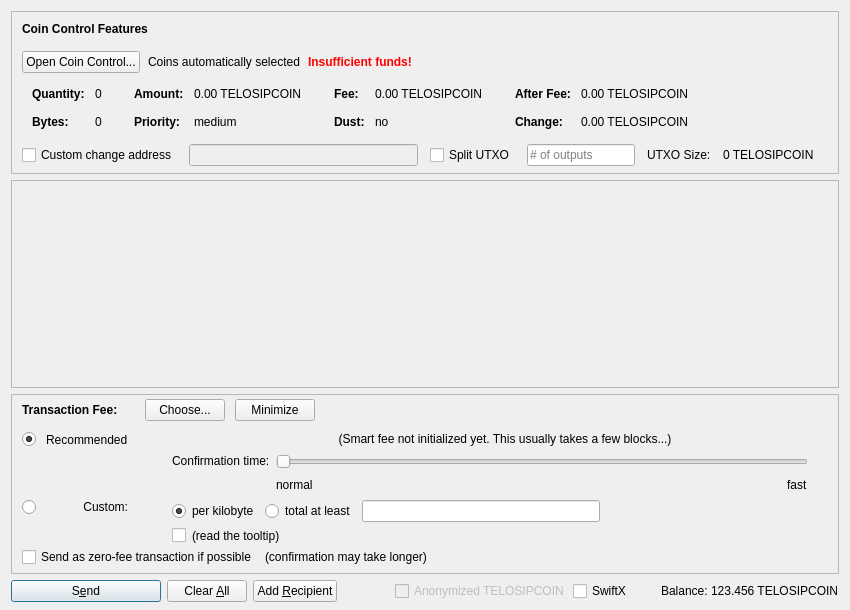
The window that src/qt/forms/sendcoinsdialog.ui (phoenixkonsole/transcendence) describes before a commit, drawn with Qt 5.
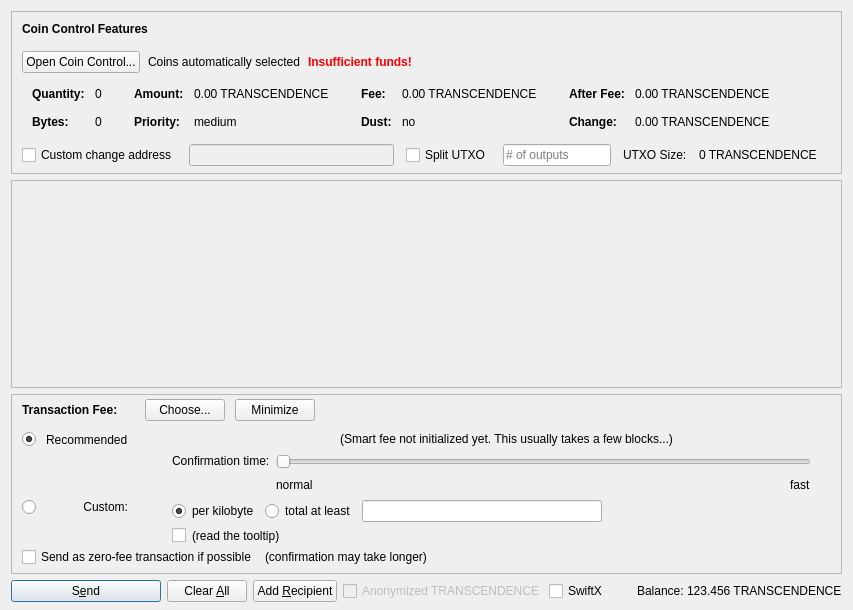
The same window after the commit. Icons and pictures are not drawn. Custom widgets are drawn as their Qt base class.

Diff of the .ui file:
```diff
--- a/src/qt/forms/sendcoinsdialog.ui
+++ b/src/qt/forms/sendcoinsdialog.ui
@@ -324,7 +324,7 @@
                   <enum>Qt::ActionsContextMenu</enum>
                  </property>
                  <property name="text">
-                  <string notr="true">0.00 TELOSIPCOIN</string>
+                  <string notr="true">0.00 TRANSCENDENCE</string>
                  </property>
                  <property name="textInteractionFlags">
                   <set>Qt::LinksAccessibleByMouse|Qt::TextSelectableByKeyboard|Qt::TextSelectableByMouse</set>
@@ -404,7 +404,7 @@
                   <enum>Qt::ActionsContextMenu</enum>
                  </property>
                  <property name="text">
-                  <string notr="true">0.00 TELOSIPCOIN</string>
+                  <string notr="true">0.00 TRANSCENDENCE</string>
                  </property>
                  <property name="textInteractionFlags">
                   <set>Qt::LinksAccessibleByMouse|Qt::TextSelectableByKeyboard|Qt::TextSelectableByMouse</set>
@@ -484,7 +484,7 @@
                   <enum>Qt::ActionsContextMenu</enum>
                  </property>
                  <property name="text">
-                  <string notr="true">0.00 TELOSIPCOIN</string>
+                  <string notr="true">0.00 TRANSCENDENCE</string>
                  </property>
                  <property name="textInteractionFlags">
                   <set>Qt::LinksAccessibleByMouse|Qt::TextSelectableByKeyboard|Qt::TextSelectableByMouse</set>
@@ -513,7 +513,7 @@
                   <enum>Qt::ActionsContextMenu</enum>
                  </property>
                  <property name="text">
-                  <string notr="true">0.00 TELOSIPCOIN</string>
+                  <string notr="true">0.00 TRANSCENDENCE</string>
                  </property>
                  <property name="textInteractionFlags">
                   <set>Qt::LinksAccessibleByMouse|Qt::TextSelectableByKeyboard|Qt::TextSelectableByMouse</set>
@@ -594,7 +594,7 @@
           <item>
            <widget class="QLabel" name="labelBlockSize">
             <property name="text">
-             <string>0 TELOSIPCOIN</string>
+             <string>0 TRANSCENDENCE</string>
             </property>
            </widget>
           </item>
@@ -1390,7 +1390,7 @@
           <bool>false</bool>
          </property>
          <property name="text">
-          <string>Anonymized TELOSIPCOIN</string>
+          <string>Anonymized TRANSCENDENCE</string>
          </property>
         </widget>
        </item>
@@ -1429,7 +1429,7 @@
           <cursorShape>IBeamCursor</cursorShape>
          </property>
          <property name="text">
-          <string notr="true">123.456 TELOSIPCOIN</string>
+          <string notr="true">123.456 TRANSCENDENCE</string>
          </property>
          <property name="textInteractionFlags">
           <set>Qt::LinksAccessibleByMouse|Qt::TextSelectableByKeyboard|Qt::TextSelectableByMouse</set>
```
Left out of the diff: 4 changed lines with no effect on the pictures.
